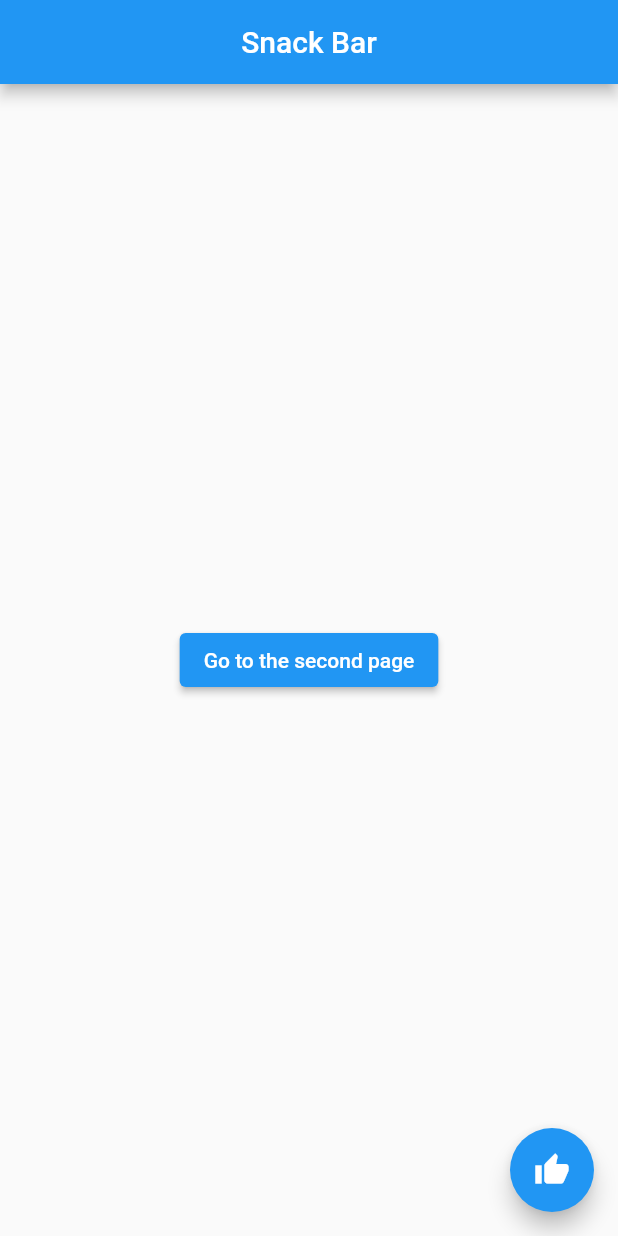
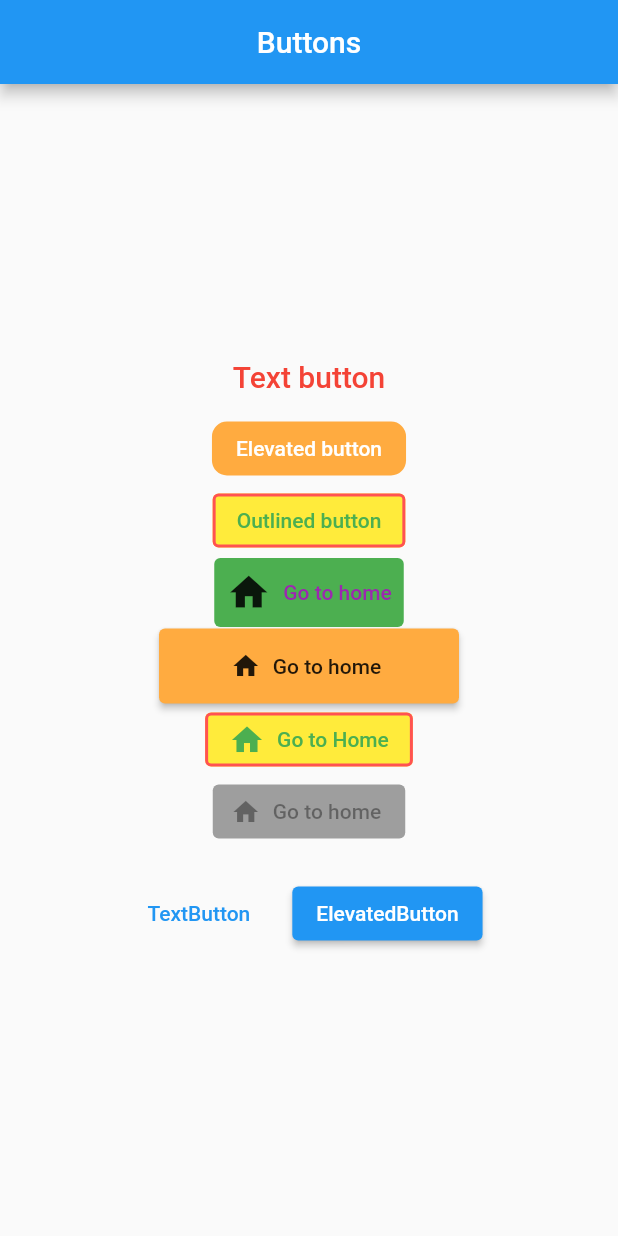
Before and after one commit to organguy/CodingChef, a Flutter app: the screen it shows after launch, on a phone screen of 412 x 824 dp. Run offline on Flutter 3.47's test engine with Material 2 defaults, Android fonts, the phone set to English and light mode, and no system bars; our stand-ins replace fluttertoast.

Commit message:
- 순한맛 강좌 1    - Buttons

```diff
--- /dev/null
+++ b/lib/buttons_page.dart
@@ -0,0 +1,123 @@
+import 'package:flutter/material.dart';
+import 'package:fluttertoast/fluttertoast.dart';
+
+class ButtonsPage extends StatelessWidget {
+  const ButtonsPage({Key? key}) : super(key: key);
+
+  @override
+  Widget build(BuildContext context) {
+    return Scaffold(
+      appBar: AppBar(
+        title: const Text('Buttons'),
+        centerTitle: true,
+      ),
+      body: Center(
+        child: Column(
+          mainAxisAlignment: MainAxisAlignment.center,
+          children: [
+            TextButton(
+              onPressed: () {
+                showToast('Text button');
+              },
+              style: TextButton.styleFrom(foregroundColor: Colors.red),
+              child: const Text(
+                'Text button',
+                style: TextStyle(fontSize: 20.0),
+              ),
+            ),
+            ElevatedButton(
+              onPressed: () {
+                showToast('Elevated button');
+              },
+              style: ElevatedButton.styleFrom(
+                  foregroundColor: Colors.white,
+                  backgroundColor: Colors.orangeAccent,
+                  shape: RoundedRectangleBorder(
+                      borderRadius: BorderRadius.circular(10.0)),
+                  elevation: 0.0),
+              child: const Text('Elevated button'),
+            ),
+            OutlinedButton(
+              onPressed: () {
+                showToast('Outlined Button');
+              },
+              style: OutlinedButton.styleFrom(
+                  side: const BorderSide(color: Colors.redAccent, width: 2.0),
+                  backgroundColor: Colors.yellow,
+                  foregroundColor: Colors.green),
+              child: const Text('Outlined button'),
+            ),
+            TextButton.icon(
+              onPressed: () {
+                showToast('Text Icon button');
+              },
+              icon: const Icon(
+                Icons.home,
+                size: 30.0,
+                color: Colors.black87,
+              ),
+              label: const Text('Go to home'),
+              style: TextButton.styleFrom(
+                  foregroundColor: Colors.purple,
+                  backgroundColor: Colors.green),
+            ),
+            ElevatedButton.icon(
+              onPressed: () {
+                showToast('Elevated Icon Button');
+              },
+              icon: const Icon(
+                Icons.home,
+                size: 20.0,
+              ),
+              label: const Text('Go to home'),
+              style: ElevatedButton.styleFrom(
+                  foregroundColor: Colors.black87,
+                  backgroundColor: Colors.orangeAccent,
+                  minimumSize: const Size(200, 50)),
+            ),
+            OutlinedButton.icon(
+              onPressed: () {},
+              icon: const Icon(Icons.home),
+              label: const Text('Go to Home'),
+              style: OutlinedButton.styleFrom(
+                  side: const BorderSide(color: Colors.redAccent, width: 2.0),
+                  backgroundColor: Colors.yellow,
+                  foregroundColor: Colors.green),
+            ),
+            ElevatedButton.icon(
+              onPressed: null, // disabled
+              icon: const Icon(
+                Icons.home,
+                size: 20.0,
+              ),
+              label: const Text('Go to home'),
+              style: ElevatedButton.styleFrom(
+                  foregroundColor: Colors.black87,
+                  backgroundColor: Colors.orangeAccent,
+                  disabledBackgroundColor: Colors.grey
+              )
+            ),
+            ButtonBar(
+              alignment: MainAxisAlignment.center,
+              buttonPadding: EdgeInsets.all(20.0),
+              children: [
+                TextButton(onPressed: (){}, child: Text('TextButton')),
+                ElevatedButton(onPressed: (){}, child: Text('ElevatedButton'))
+              ],
+            )
+          ],
+        ),
+      ),
+    );
+  }
+
+  showToast(String message) {
+    Fluttertoast.showToast(
+        msg: message,
+        gravity: ToastGravity.BOTTOM_LEFT,
+        backgroundColor: Colors.redAccent,
+        fontSize: 20.0,
+        textColor: Colors.white,
+        toastLength: Toast.LENGTH_SHORT);
+  }
+}
--- a/lib/main.dart
+++ b/lib/main.dart
@@ -1,4 +1,5 @@
 import 'package:coding_chef/appbar_page.dart';
+import 'package:coding_chef/buttons_page.dart';
 import 'package:coding_chef/column_page.dart';
 import 'package:coding_chef/container_page.dart';
 import 'package:coding_chef/navigator_page.dart';
@@ -28,7 +29,7 @@ class MyApp extends StatelessWidget {
     return const MaterialApp(
       debugShowCheckedModeBanner: false,
       title: 'BBANTO',
-      home: SnackBarPage(),
+      home: ButtonsPage(),
     );
   }
 }
```
